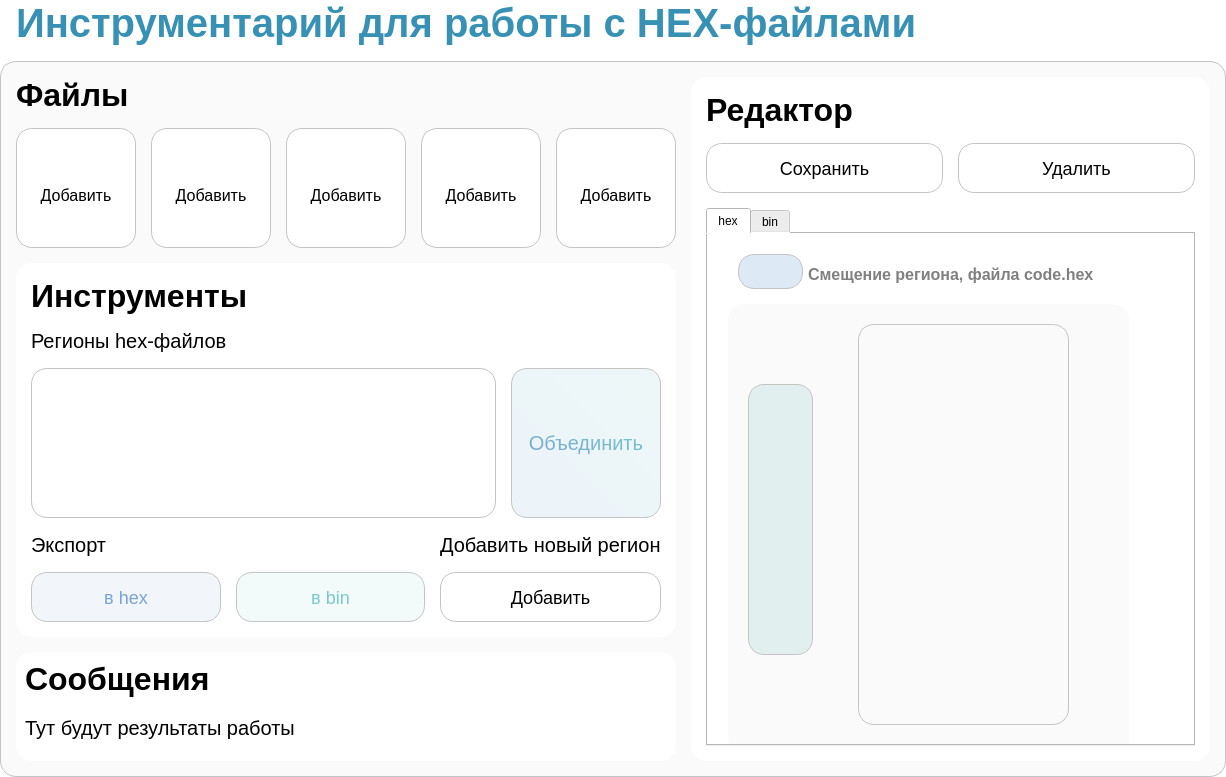
The window that ui/design.ui (stsln/hex_file_tools) describes before a commit, drawn with Qt 5.
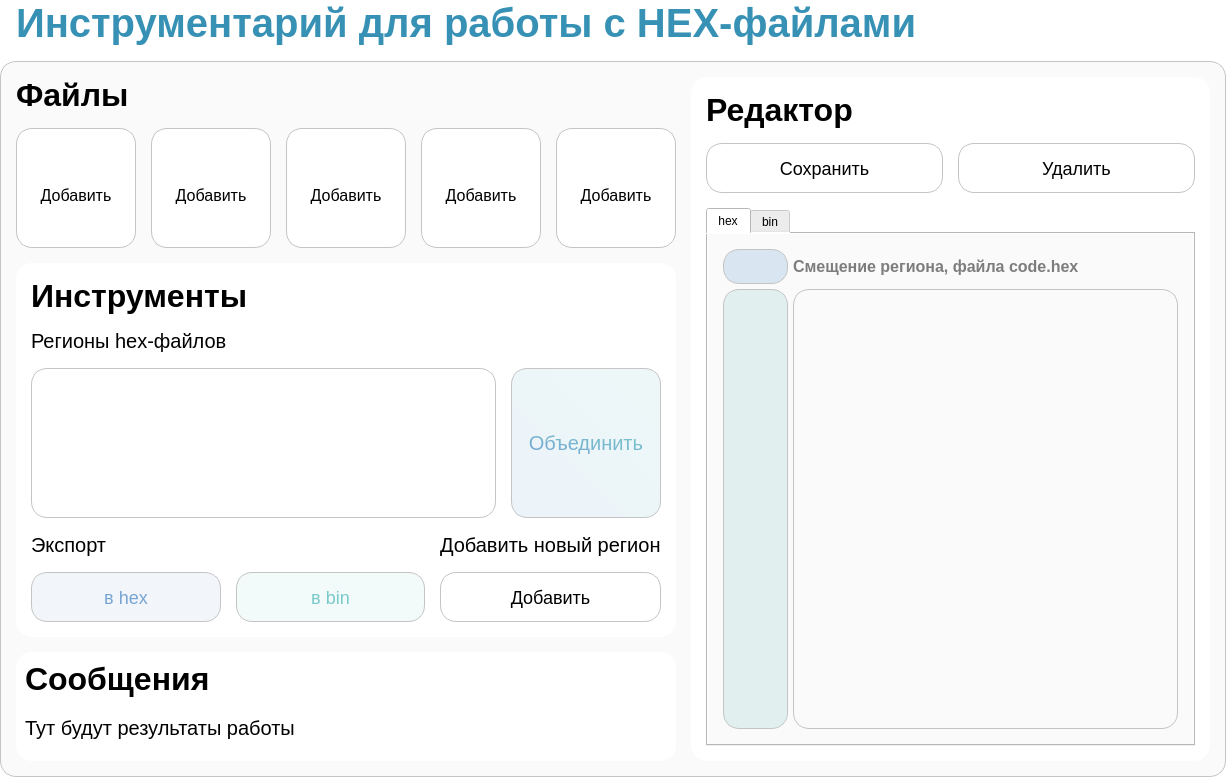
The same window after the commit. Icons and pictures are not drawn.

Commit message: Доработка компоновки.

Patch:
```diff
--- a/ui/design.ui
+++ b/ui/design.ui
@@ -858,7 +858,18 @@
         </layout>
        </item>
        <item>
-        <widget class="QFrame" name="right_lt">
+        <layout class="QVBoxLayout" name="right_lt">
+         <property name="spacing">
+          <number>15</number>
+         </property>
+         <property name="leftMargin">
+          <number>0</number>
+         </property>
+         <property name="topMargin">
+          <number>0</number>
+         </property>
+         <item>
+          <widget class="QFrame" name="editor">
          <property name="styleSheet">
           <string notr="true">QFrame
 {
@@ -1042,17 +1053,60 @@
              <number>0</number>
             </property>
             <widget class="QWidget" name="tab">
+               <property name="styleSheet">
+                <string notr="true">QWidget
+{
+	background-color: #FAFAFA;
+	border: 0;
+}</string>
+               </property>
              <attribute name="title">
               <string>hex</string>
              </attribute>
+               <layout class="QGridLayout" name="gridLayout">
+                <property name="leftMargin">
+                 <number>15</number>
+                </property>
+                <property name="topMargin">
+                 <number>15</number>
+                </property>
+                <property name="rightMargin">
+                 <number>15</number>
+                </property>
+                <property name="bottomMargin">
+                 <number>15</number>
+                </property>
+                <property name="spacing">
+                 <number>5</number>
+                </property>
+                <item row="1" column="1">
+                 <widget class="QPlainTextEdit" name="plainTextEdit_2">
+                  <property name="styleSheet">
+                   <string notr="true">QPlainTextEdit {
+	font-family: 'JetBrains Mono';
+	font-weight: 400;
+	font-size: 18px;
+	color: #009C93;
+	border: 1px solid #C4C4C4;
+	border-radius: 16px;
+	padding: 5px;
+}</string>
+                  </property>
+                 </widget>
+                </item>
+                <item row="0" column="0">
              <widget class="QPlainTextEdit" name="text_ofs_reg">
-              <property name="geometry">
-               <rect>
-                <x>30</x>
-                <y>20</y>
+                  <property name="sizePolicy">
+                   <sizepolicy hsizetype="Minimum" vsizetype="Minimum">
+                    <horstretch>0</horstretch>
+                    <verstretch>0</verstretch>
+                   </sizepolicy>
+                  </property>
+                  <property name="maximumSize">
+                   <size>
                 <width>65</width>
                 <height>35</height>
-               </rect>
+                   </size>
               </property>
               <property name="styleSheet">
                <string notr="true">QPlainTextEdit {
@@ -1074,82 +1128,18 @@
               <property name="horizontalScrollBarPolicy">
                <enum>Qt::ScrollBarAlwaysOff</enum>
               </property>
-             </widget>
-             <widget class="QFrame" name="edit_text">
-              <property name="geometry">
-               <rect>
-                <x>20</x>
-                <y>70</y>
-                <width>401</width>
-                <height>451</height>
-               </rect>
-              </property>
-              <property name="styleSheet">
-               <string notr="true">QFrame {
-	background-color: #FAFAFA;
-	border: 0;
-}</string>
-              </property>
-              <property name="frameShape">
-               <enum>QFrame::StyledPanel</enum>
-              </property>
-              <property name="frameShadow">
-               <enum>QFrame::Raised</enum>
-              </property>
-              <widget class="QPlainTextEdit" name="plainTextEdit">
-               <property name="geometry">
-                <rect>
-                 <x>20</x>
-                 <y>80</y>
-                 <width>65</width>
-                 <height>271</height>
-                </rect>
-               </property>
-               <property name="styleSheet">
-                <string notr="true">QPlainTextEdit {
-	font-family: 'JetBrains Mono';
-	font-weight: 400;
-	font-size: 18px;
-	color: #009C93;
-
-	border: 1px solid #C4C4C4;
-	border-radius: 16px;
-	background-color: rgba(0, 156, 147, 0.1);
-
-	padding: 5px;
-}</string>
-               </property>
-              </widget>
-              <widget class="QPlainTextEdit" name="plainTextEdit_2">
-               <property name="geometry">
-                <rect>
-                 <x>130</x>
-                 <y>20</y>
-                 <width>211</width>
-                 <height>401</height>
-                </rect>
-               </property>
-               <property name="styleSheet">
-                <string notr="true">QPlainTextEdit {
-	font-family: 'JetBrains Mono';
-	font-weight: 400;
-	font-size: 18px;
-	color: #009C93;
-	border: 1px solid #C4C4C4;
-	border-radius: 16px;
-	padding: 5px;
-}</string>
-               </property>
-              </widget>
-             </widget>
+                  <property name="overwriteMode">
+                   <bool>false</bool>
+                  </property>
+                 </widget>
+                </item>
+                <item row="0" column="1">
              <widget class="QLabel" name="label">
-              <property name="geometry">
-               <rect>
-                <x>100</x>
-                <y>30</y>
-                <width>351</width>
-                <height>21</height>
-               </rect>
+                  <property name="sizePolicy">
+                   <sizepolicy hsizetype="Fixed" vsizetype="Fixed">
+                    <horstretch>0</horstretch>
+                    <verstretch>0</verstretch>
+                   </sizepolicy>
               </property>
               <property name="styleSheet">
                <string notr="true">QLabel 
@@ -1166,6 +1156,50 @@
                <string>Смещение региона, файла code.hex</string>
               </property>
              </widget>
+                </item>
+                <item row="1" column="0">
+                 <widget class="QPlainTextEdit" name="plainTextEdit">
+                  <property name="sizePolicy">
+                   <sizepolicy hsizetype="Maximum" vsizetype="Expanding">
+                    <horstretch>0</horstretch>
+                    <verstretch>0</verstretch>
+                   </sizepolicy>
+                  </property>
+                  <property name="minimumSize">
+                   <size>
+                    <width>65</width>
+                    <height>0</height>
+                   </size>
+                  </property>
+                  <property name="maximumSize">
+                   <size>
+                    <width>65</width>
+                    <height>16777215</height>
+                   </size>
+                  </property>
+                  <property name="styleSheet">
+                   <string notr="true">QPlainTextEdit {
+	font-family: 'JetBrains Mono';
+	font-weight: 400;
+	font-size: 18px;
+	color: #009C93;
+
+	border: 1px solid #C4C4C4;
+	border-radius: 16px;
+	background-color: rgba(0, 156, 147, 0.1);
+
+	padding: 5px;
+}</string>
+                  </property>
+                  <property name="verticalScrollBarPolicy">
+                   <enum>Qt::ScrollBarAlwaysOff</enum>
+                  </property>
+                  <property name="horizontalScrollBarPolicy">
+                   <enum>Qt::ScrollBarAlwaysOff</enum>
+                  </property>
+                 </widget>
+                </item>
+               </layout>
             </widget>
             <widget class="QWidget" name="tab_2">
              <attribute name="title">
@@ -1178,6 +1212,8 @@
         </widget>
        </item>
       </layout>
+       </item>
+      </layout>
      </widget>
     </item>
    </layout>
```
Left out of the diff: 69 changed lines with no effect on the pictures. Lines whose indentation alone changed are shown as unchanged. The commit also changes 1 other file.
